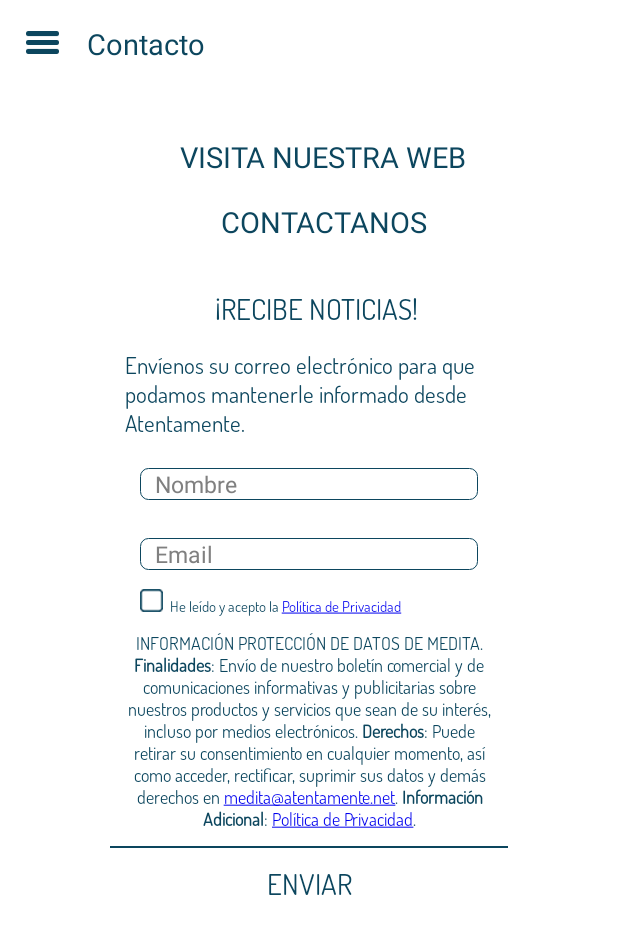
After one commit to NoeSelfin/MEDITA-FINAL, an Android app: the Contacto screen opened directly, with no data from a screen before it, on a phone screen of 412 x 824 dp. The commit adds this screen. Shown: the top 934 px of the screen. Run offline under Robolectric (Android 15) with nearby library versions, the phone set to English and light mode, and no system bars.

Commit message:
Actualización de las nuevas tareas de la lista

```diff
--- a/app/src/main/AndroidManifest.xml
+++ b/app/src/main/AndroidManifest.xml
@@ -124,6 +124,9 @@
         <activity android:name=".RecoveryPass"
             android:screenOrientation="portrait"
             android:theme="@android:style/Theme.Light.NoTitleBar" />
+        <activity android:name=".Contacto"
+            android:screenOrientation="portrait"
+            android:theme="@android:style/Theme.Light.NoTitleBar" />
     </application>
 
 </manifest>
--- a/app/src/main/java/org/simo/medita/Config.java
+++ b/app/src/main/java/org/simo/medita/Config.java
@@ -13,7 +13,8 @@ public class Config {
 	protected final static String url_get_packs = "http://medita.atentamente.net/get_packs.php";
 	protected final static String url_get_meditaciones  = "http://medita.atentamente.net/get_meditaciones.php";
 	protected final static String url_get_updates  = "http://medita.atentamente.net/get_updates.php";
-	protected final static String url_set_newsletter  = "http://medita.atentamente.net/set_newsletter.php";
+	//protected final static String url_set_newsletter  = "http://medita.atentamente.net/set_newsletter.php";
+	protected final static String url_set_newsletter  = "http://dashboard.atentamente.net/index.php/api/setNewsletter";
 	protected final static String url_set_registro  = "http://medita.atentamente.net/set_registro_sincro.php";
 	protected final static String url_set_code  = "http://medita.atentamente.net/set_codigo_sincro.php";
 	protected final static String url_set_sync  = "http://medita.atentamente.net/set_sync.php";
--- /dev/null
+++ b/app/src/main/java/org/simo/medita/Contacto.java
@@ -0,0 +1,242 @@
+package org.simo.medita;
+
+import android.app.Activity;
+import android.content.Context;
+import android.content.Intent;
+import android.content.SharedPreferences;
+import android.content.pm.ActivityInfo;
+import android.graphics.Typeface;
+import android.net.Uri;
+import android.os.Bundle;
+import android.text.method.LinkMovementMethod;
+import android.view.View;
+import android.view.Window;
+import android.widget.CheckBox;
+import android.widget.EditText;
+import android.widget.ImageView;
+import android.widget.LinearLayout;
+import android.widget.TextView;
+
+import com.jeremyfeinstein.slidingmenu.lib.SlidingMenu;
+
+import java.util.regex.Matcher;
+import java.util.regex.Pattern;
+
+public class Contacto extends Activity {
+    protected SharedPreferences prefs;
+    protected Typeface font;
+    protected SlidingMenu menu_lateral;
+    protected ImageView menu;
+
+    @Override
+    protected void onCreate(Bundle savedInstanceState) {
+        super.onCreate(savedInstanceState);
+        setRequestedOrientation(ActivityInfo.SCREEN_ORIENTATION_PORTRAIT);
+        requestWindowFeature(Window.FEATURE_NO_TITLE);
+        setContentView(R.layout.activity_contacto);
+        font = Typeface.createFromAsset(getAssets(), "tipo/Dosis-Regular.otf");
+        prefs = getSharedPreferences(getString(R.string.sharedpref_name), Context.MODE_PRIVATE);
+
+
+        TextView ver = (TextView) findViewById(R.id.id_alert_btn);
+        TextView text = (TextView) findViewById(R.id.id_alert_text);
+        TextView titulo = (TextView) findViewById(R.id.id_alert_titulo);
+        final EditText email = (EditText) findViewById(R.id.id_alert_editext);
+        final CheckBox check = (CheckBox) findViewById(R.id.checkBoxCustomized);
+        TextView check_text = (TextView) findViewById(R.id.checkBoxCustomized_text);
+        check_text.setMovementMethod(LinkMovementMethod.getInstance());
+        TextView tvPolitica = findViewById(R.id.tv_politica);
+        tvPolitica.setMovementMethod(LinkMovementMethod.getInstance());
+
+        text.setTypeface(font);
+        ver.setTypeface(font);
+        titulo.setTypeface(font);
+        check_text.setTypeface(font);
+        tvPolitica.setTypeface(font);
+
+
+        setMenu();
+    }
+
+    @Override
+    public void onBackPressed()
+    {
+        Intent i = new Intent(Contacto.this, MainActivity.class);
+        i.addFlags(Intent.FLAG_ACTIVITY_BROUGHT_TO_FRONT);
+        startActivity(i);
+        finish();
+    }
+
+    public void setMenu(){
+        menu_lateral = new SlidingMenu(Contacto.this);
+        menu_lateral.setMode(SlidingMenu.LEFT);
+        menu_lateral.setTouchModeAbove(SlidingMenu.TOUCHMODE_FULLSCREEN);
+        menu_lateral.setShadowWidthRes(R.dimen.shadow_width);
+        menu_lateral.setShadowDrawable(R.drawable.shadow);
+        menu_lateral.setBehindOffsetRes(R.dimen.slidingmenu_offset);
+        menu_lateral.setFadeDegree(0.35f);
+        menu_lateral.attachToActivity(this, SlidingMenu.SLIDING_CONTENT);
+        menu_lateral.setMenu(R.layout.fragment_menu);
+        ((TextView) menu_lateral.findViewById(R.id.id_menu_titulo)).setTypeface(font);
+        ((TextView) menu_lateral.findViewById(R.id.id_menu_inicio)).setTypeface(font);
+        ((TextView) menu_lateral.findViewById(R.id.id_menu_fav)).setTypeface(font);
+        ((TextView) menu_lateral.findViewById(R.id.id_menu_progreso)).setTypeface(font);
+        ((TextView) menu_lateral.findViewById(R.id.id_menu_acerca)).setTypeface(font);
+        ((TextView) menu_lateral.findViewById(R.id.id_menu_vision)).setTypeface(font);
+        ((TextView) menu_lateral.findViewById(R.id.id_menu_opciones)).setTypeface(font);
+        ((TextView) menu_lateral.findViewById(R.id.id_menu_sincro)).setTypeface(font);
+        ((TextView) menu_lateral.findViewById(R.id.id_menu_compras)).setTypeface(font);
+        ((TextView) menu_lateral.findViewById(R.id.id_menu_suscription)).setTypeface(font);
+        ((TextView) menu_lateral.findViewById(R.id.id_menu_contact)).setTypeface(font);
+
+        ((View) menu_lateral.findViewById(R.id.id_menu_view_ini)).setVisibility(View.INVISIBLE);
+        ((View) menu_lateral.findViewById(R.id.id_menu_view_fav)).setVisibility(View.INVISIBLE);
+        ((View) menu_lateral.findViewById(R.id.id_menu_view_progreso)).setVisibility(View.INVISIBLE);
+        ((View) menu_lateral.findViewById(R.id.id_menu_view_acercade)).setVisibility(View.VISIBLE);
+        ((View) menu_lateral.findViewById(R.id.id_menu_view_vision)).setVisibility(View.INVISIBLE);
+        ((View) menu_lateral.findViewById(R.id.id_menu_view_opciones)).setVisibility(View.INVISIBLE);
+        ((View) menu_lateral.findViewById(R.id.id_menu_view_sincro)).setVisibility(View.INVISIBLE);
+        ((View) menu_lateral.findViewById(R.id.id_menu_view_suscription)).setVisibility(View.INVISIBLE);
+        ((View) menu_lateral.findViewById(R.id.id_menu_view_contact)).setVisibility(View.INVISIBLE);
+
+
+        LinearLayout opciones = (LinearLayout) menu_lateral.findViewById(R.id.id_menu_opciones_ll);
+        opciones.setOnClickListener(new View.OnClickListener() {
+            @Override
+            public void onClick(View arg0) {
+                Intent i = new Intent(Contacto.this, Opciones.class);
+                startActivity(i);
+                finish();
+            }
+        });
+        LinearLayout vision = (LinearLayout) menu_lateral.findViewById(R.id.id_menu_vision_ll);
+        vision.setOnClickListener(new View.OnClickListener() {
+            @Override
+            public void onClick(View arg0) {
+                Intent i = new Intent(Contacto.this, Vision.class);
+                i.setAction("fromMenu");
+                startActivity(i);
+                finish();
+            }
+        });
+        LinearLayout favoritos = (LinearLayout) menu_lateral.findViewById(R.id.id_menu_fav_ll);
+        favoritos.setOnClickListener(new View.OnClickListener() {
+            @Override
+            public void onClick(View arg0) {
+                Intent i = new Intent(Contacto.this, Favoritos.class);
+                startActivity(i);
+                finish();
+            }
+        });
+        LinearLayout progreso = (LinearLayout) menu_lateral.findViewById(R.id.id_menu_progreso_ll);
+        progreso.setOnClickListener(new View.OnClickListener() {
+            @Override
+            public void onClick(View arg0) {
+                Intent i = new Intent(Contacto.this, Progreso.class);
+                startActivity(i);
+                finish();
+            }
+        });
+        LinearLayout inicio = (LinearLayout) menu_lateral.findViewById(R.id.id_menu_inicio_ll);
+        inicio.setOnClickListener(new View.OnClickListener() {
+            @Override
+            public void onClick(View arg0) {
+                Intent i = new Intent(Contacto.this, MainActivity.class);
+                startActivity(i);
+                finish();
+            }
+        });
+        LinearLayout sincro = (LinearLayout) menu_lateral.findViewById(R.id.id_menu_sincro_ll);
+        sincro.setOnClickListener(new View.OnClickListener() {
+            @Override
+            public void onClick(View arg0) {
+                if (prefs.contains("sincronizado")){
+                    if (prefs.getBoolean("sincronizado", false)){
+                        Intent i = new Intent(Contacto.this, Sincro2.class);
+                        startActivity(i);
+                        finish();
+                    }
+                    else{
+                        Intent i = new Intent(Contacto.this, Sincro.class);
+                        startActivity(i);
+                        finish();
+                    }
+                }
+                else{
+                    Intent i = new Intent(Contacto.this, Sincro.class);
+                    startActivity(i);
+                    finish();
+                }
+            }
+        });
+        LinearLayout compras = (LinearLayout) menu_lateral.findViewById(R.id.id_menu_compras_ll);
+        compras.setOnClickListener(new View.OnClickListener() {
+            @Override
+            public void onClick(View arg0) {
+                new RecargarCompras(Contacto.this);
+            }
+        });
+
+        LinearLayout suscripcion = (LinearLayout) menu_lateral.findViewById(R.id.id_menu_suscription_ll);
+        suscripcion.setOnClickListener(new View.OnClickListener() {
+            @Override
+            public void onClick(View arg0) {
+                Intent i = new Intent(Contacto.this, Suscripcion.class);
+                startActivity(i);
+                finish();
+                // si esta registrado, va a la suscripcion. En caso contrario al login
+				/*if (prefs.getBoolean(getString(R.string.registrado),false)){
+					Intent i = new Intent(Acercade.this, Suscripcion.class);
+					startActivity(i);
+					finish();
+				}else{
+					Intent i = new Intent(Acercade.this, LogIn.class);
+					startActivity(i);
+					finish();
+				}*/
+            }
+        });
+        LinearLayout contacto = (LinearLayout) menu_lateral.findViewById(R.id.id_menu_contact_ll);
+        contacto.setOnClickListener(new View.OnClickListener() {
+            @Override
+            public void onClick(View arg0) {
+                Intent i = new Intent(Contacto.this, Contacto.class);
+                startActivity(i);
+                finish();
+            }
+        });
+
+        LinearLayout notalegal = menu_lateral.findViewById(R.id.id_menu_legal_ll);
+        notalegal.setOnClickListener(new View.OnClickListener() {
+            @Override
+            public void onClick(View arg0) {
+                // si esta registrado, va a la suscripcion. En caso contrario al login
+                Intent i = new Intent(Intent.ACTION_VIEW);
+                i.setData(Uri.parse(Config.url_nota_legal));
+                startActivity(i);
+            }
+        });
+
+    }
+
+    public boolean isEmailValid(String email)
+    {
+        String regExpn =
+                "^(([\\w-]+\\.)+[\\w-]+|([a-zA-Z]{1}|[\\w-]{2,}))@"
+                        +"((([0-1]?[0-9]{1,2}|25[0-5]|2[0-4][0-9])\\.([0-1]?"
+                        +"[0-9]{1,2}|25[0-5]|2[0-4][0-9])\\."
+                        +"([0-1]?[0-9]{1,2}|25[0-5]|2[0-4][0-9])\\.([0-1]?"
+                        +"[0-9]{1,2}|25[0-5]|2[0-4][0-9])){1}|"
+                        +"([a-zA-Z]+[\\w-]+\\.)+[a-zA-Z]{2,4})$";
+
+        CharSequence inputStr = email;
+
+        Pattern pattern = Pattern.compile(regExpn,Pattern.CASE_INSENSITIVE);
+        Matcher matcher = pattern.matcher(inputStr);
+
+        if(matcher.matches())
+            return true;
+        else
+            return false;
+    }
+}
--- a/app/src/main/java/org/simo/medita/Reproductor.java
+++ b/app/src/main/java/org/simo/medita/Reproductor.java
@@ -880,7 +880,9 @@ public class Reproductor extends Activity implements OnCompletionListener, SeekB
 
                }
 
-        	}
+        	}else{
+			introduccion.performClick();
+		}
     }
 
     @Override
--- /dev/null
+++ b/app/src/main/res/layout/activity_contacto.xml
@@ -0,0 +1,190 @@
+<?xml version="1.0" encoding="utf-8"?>
+<LinearLayout xmlns:android="http://schemas.android.com/apk/res/android"
+    android:layout_width="match_parent"
+    android:layout_height="match_parent"
+    android:paddingBottom="@dimen/activity_vertical_margin"
+    android:paddingLeft="@dimen/activity_horizontal_margin"
+    android:paddingRight="@dimen/activity_horizontal_margin"
+    android:paddingTop="@dimen/activity_vertical_margin"
+    android:background="#ffffff"
+    android:orientation="vertical" >
+    <LinearLayout
+        android:layout_width="match_parent"
+        android:layout_height="wrap_content"
+        android:orientation="horizontal">
+        <LinearLayout
+            android:layout_width="57dp"
+            android:layout_height="25dp"
+            android:id="@+id/id_opciones_atras"
+            android:layout_marginLeft="-16dp"
+            android:gravity="center"
+            android:orientation="horizontal">
+            <ImageView
+                android:layout_width="wrap_content"
+                android:layout_height="19dp"
+                android:src="@drawable/hamburguesa"/>
+        </LinearLayout>
+        <TextView
+            android:id="@+id/id_opciones_inicio"
+            android:layout_width="wrap_content"
+            android:layout_height="25dp"
+            android:gravity="center"
+            android:textSize="19sp"
+            android:textColor="#0c465e"
+            android:text="Contacto" />
+
+    </LinearLayout>
+    <ScrollView android:layout_width="wrap_content"
+        android:layout_height="wrap_content"
+        android:layout_gravity="center_horizontal">
+
+    <LinearLayout
+        android:layout_width="265dp"
+        android:layout_height="wrap_content"
+        android:orientation="vertical"
+        android:layout_gravity="center_horizontal"
+        android:background="@drawable/alert_bg" >
+        <TextView
+            android:id="@+id/id_alert_titulo2"
+            android:layout_width="wrap_content"
+            android:layout_height="27dp"
+            android:layout_marginTop="50dp"
+            android:layout_marginLeft="10dp"
+            android:textSize="19sp"
+            android:layout_gravity="center"
+            android:textColor="#0c465e"
+            android:text = "VISITA NUESTRA WEB"/>
+        <TextView
+            android:id="@+id/id_alert_titulo22"
+            android:layout_width="wrap_content"
+            android:layout_height="27dp"
+            android:layout_marginTop="16dp"
+            android:layout_marginLeft="10dp"
+            android:textSize="19sp"
+            android:layout_gravity="center"
+            android:textColor="#0c465e"
+            android:text = "CONTACTANOS"/>
+        <LinearLayout
+            android:layout_width="match_parent"
+            android:layout_height="55dp"
+            android:gravity="center"
+            android:orientation="horizontal" >
+
+            <TextView
+                android:id="@+id/id_alert_titulo"
+                android:layout_width="wrap_content"
+                android:layout_height="27dp"
+                android:layout_marginTop="16dp"
+                android:layout_marginLeft="10dp"
+                android:textSize="19sp"
+                android:gravity="center"
+                android:textColor="#0c465e"
+                android:text = "¡RECIBE NOTICIAS!"/>
+        </LinearLayout>
+
+        <TextView
+            android:id="@+id/id_alert_text"
+            android:layout_width="match_parent"
+            android:layout_height="wrap_content"
+            android:layout_marginTop="16dp"
+            android:layout_marginLeft="10dp"
+            android:layout_marginRight="10dp"
+            android:textSize="15sp"
+            android:gravity="left"
+            android:textColor="#0c465e"
+            android:text = "Envíenos su correo electrónico para que podamos mantenerle informado desde Atentamente."/>
+
+        <EditText
+            android:id="@+id/id_alert_editext_name"
+            android:layout_width="match_parent"
+            android:layout_height="wrap_content"
+            android:layout_gravity="center_horizontal"
+            android:maxLines="1"
+            android:maxLength="100"
+            android:layout_marginTop="20dp"
+            android:layout_marginBottom="5dp"
+            android:layout_marginLeft="20dp"
+            android:layout_marginRight="20dp"
+            android:hint="Nombre"
+            android:textSize="15sp"
+            android:textColor="#0c465e"
+            android:paddingLeft="10dp"
+            android:inputType="textEmailAddress"
+            android:background="@drawable/et_border"/>
+
+        <EditText
+            android:id="@+id/id_alert_editext"
+            android:layout_width="match_parent"
+            android:layout_height="wrap_content"
+            android:layout_gravity="center_horizontal"
+            android:maxLines="1"
+            android:maxLength="100"
+            android:hint="Email"
+            android:layout_marginTop="20dp"
+            android:layout_marginBottom="5dp"
+            android:layout_marginLeft="20dp"
+            android:layout_marginRight="20dp"
+            android:textSize="15sp"
+            android:textColor="#0c465e"
+            android:paddingLeft="10dp"
+            android:inputType="textEmailAddress"
+            android:background="@drawable/et_border"/>
+
+
+
+        <LinearLayout
+            android:id="@+id/check_box_and_text"
+            android:layout_width="wrap_content"
+            android:layout_height="wrap_content"
+            android:layout_marginTop="5dp"
+            android:layout_marginLeft="20dp"
+            android:layout_marginRight="20dp"
+            android:orientation="horizontal">
+
+            <CheckBox
+                android:id="@+id/checkBoxCustomized"
+                android:layout_width="20dp"
+                android:layout_height="20dp"
+                android:button="@drawable/custom_checkbox" />
+
+            <TextView
+                android:id="@+id/checkBoxCustomized_text"
+                android:layout_width="wrap_content"
+                android:layout_height="20dp"
+                android:text="@string/leido_y_acepto_politica"
+                android:button="@drawable/custom_checkbox"
+                android:textSize="10dp"
+                android:textColor="#0c465e"/>
+
+        </LinearLayout>
+
+        <TextView
+            android:id="@+id/tv_politica"
+            android:layout_width="match_parent"
+            android:layout_height="wrap_content"
+            android:text="@string/info_prot_datos"
+            android:gravity="center_horizontal"
+            android:layout_margin="10dp"
+            android:textSize="12sp"
+            android:textColor="#0c465e"/>
+
+        <View
+            android:layout_width="match_parent"
+            android:layout_height="1dp"
+            android:background="#0c465e"/>
+
+        <TextView
+            android:id="@+id/id_alert_btn"
+            android:layout_width="match_parent"
+            android:layout_height="27dp"
+            android:textSize="19sp"
+            android:gravity="center"
+            android:textColor="#0c465e"
+            android:text = "ENVIAR"
+            android:layout_margin="10dp"/>
+
+    </LinearLayout>
+
+    </ScrollView>
+
+</LinearLayout>
--- a/app/src/main/res/values/strings.xml
+++ b/app/src/main/res/values/strings.xml
@@ -154,8 +154,7 @@
     <string name="leido_y_acepto_politica">He leído y acepto la
         <a href="http://medita.atentamente.net/condiciones_y_politica.html">Política de Privacidad</a></string>
     <string name="info_prot_datos">INFORMACIÓN PROTECCIÓN DE DATOS DE MEDITA. <b>Finalidades</b>:
-        Formalizar su alta como usuario registrado y, enviarle comunicaciones informativas de nuestros
-        productos y/o servicios. <b>Derechos</b>: Puede retirar su consentimiento en cualquier momento,
+        Envío de nuestro boletín comercial y de comunicaciones informativas y publicitarias sobre nuestros productos y servicios que sean de su interés, incluso por medios electrónicos. <b>Derechos</b>: Puede retirar su consentimiento en cualquier momento,
         así como acceder, rectificar, suprimir sus datos y demás derechos en
         <a href="mailto:medita@atentamente.net">medita@atentamente.net</a>.
         <b>Información Adicional</b>:
```
Also changed, not shown: app/src/main/java/org/simo/medita/Acercade.java (+11 -0 lines), app/src/main/java/org/simo/medita/Favoritos.java (+11 -1 lines), app/src/main/java/org/simo/medita/MainActivity.java (+12 -0 lines), app/src/main/java/org/simo/medita/Opciones.java (+11 -0 lines), app/src/main/java/org/simo/medita/Progreso.java (+11 -0 lines), app/src/main/java/org/simo/medita/Suscripcion.java (+11 -0 lines), app/src/main/java/org/simo/medita/Vision.java (+11 -1 lines), app/src/main/java/org/simo/medita/extras/HttpConnection.java (+14 -11 lines), app/src/main/res/layout/fragment_menu.xml (+29 -0 lines), 8 other files.
